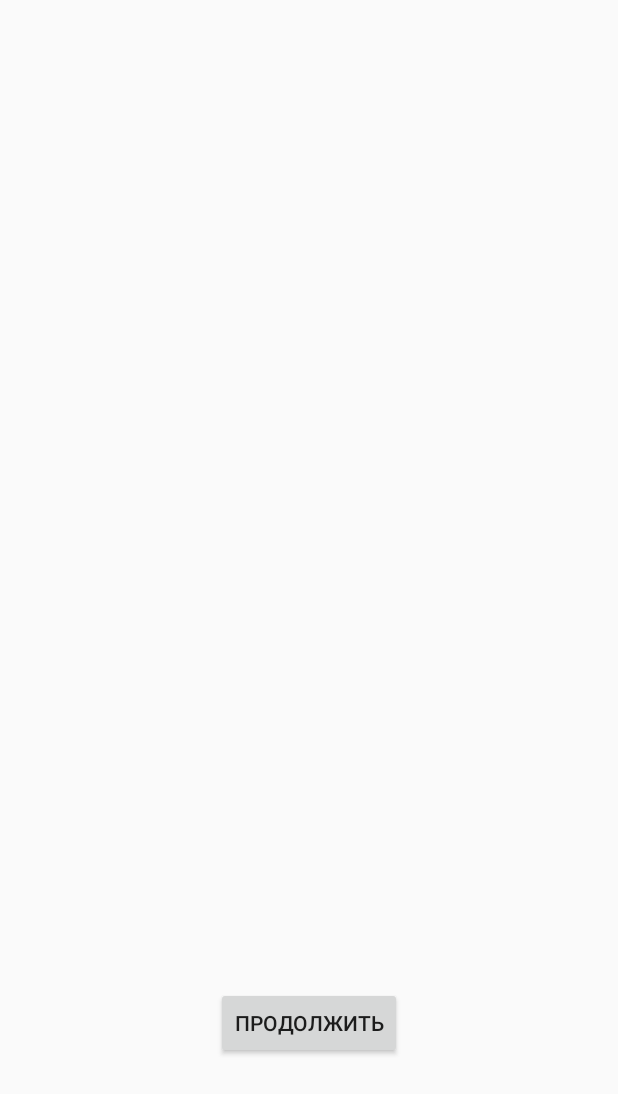
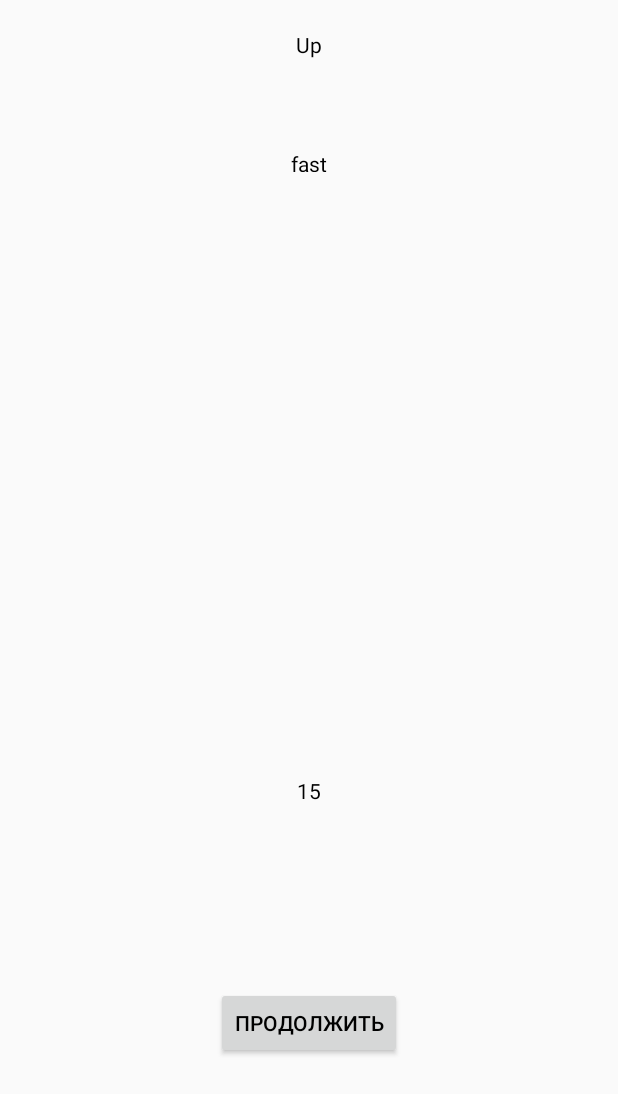
Before and after one commit to Pobiguylo/MyProject, an Android app: the TrainingActivity screen opened directly, with no data from a screen before it, after a tap on "Head", on a phone screen of 412 x 824 dp. Shown: the top 1094 px of the screen. Run offline under Robolectric (Android 15) with nearby library versions, the phone set to English and light mode, and no system bars.

Commit message:
Всё робит, делать добавление

```diff
--- a/app/src/main/res/layout/activity_exercise.xml
+++ b/app/src/main/res/layout/activity_exercise.xml
@@ -11,6 +11,8 @@
         android:layout_width="wrap_content"
         android:layout_height="wrap_content"
         android:layout_marginTop="20dp"
+        android:textColor="#000000"
+        android:gravity="center"
         app:layout_constraintEnd_toEndOf="parent"
         app:layout_constraintStart_toStartOf="parent"
         app:layout_constraintTop_toTopOf="parent" />
@@ -21,6 +23,7 @@
         android:layout_height="15dp"
         android:layout_marginTop="60dp"
         android:textColor="#000000"
+        android:gravity="center"
         app:layout_constraintEnd_toEndOf="parent"
         app:layout_constraintStart_toStartOf="parent"
         app:layout_constraintTop_toBottomOf="@+id/title1" />
@@ -30,6 +33,8 @@
         android:layout_width="69dp"
         android:layout_height="25dp"
         android:layout_marginTop="400dp"
+        android:textColor="#000000"
+        android:gravity="center"
         app:layout_constraintEnd_toEndOf="parent"
         app:layout_constraintStart_toStartOf="parent"
         app:layout_constraintTop_toBottomOf="@+id/discription" />
@@ -39,6 +44,7 @@
         android:layout_width="wrap_content"
         android:layout_height="wrap_content"
         android:text="@string/cont"
+        android:textColor="#000000"
         app:layout_constraintBottom_toBottomOf="parent"
         app:layout_constraintEnd_toEndOf="parent"
         app:layout_constraintStart_toStartOf="parent"
```
Also changed, not shown: app/src/main/java/com/example/knead_yourself/DataBase.java (+8 -2 lines), app/src/main/java/com/example/knead_yourself/ExerciseActivity.java (+21 -7 lines).
